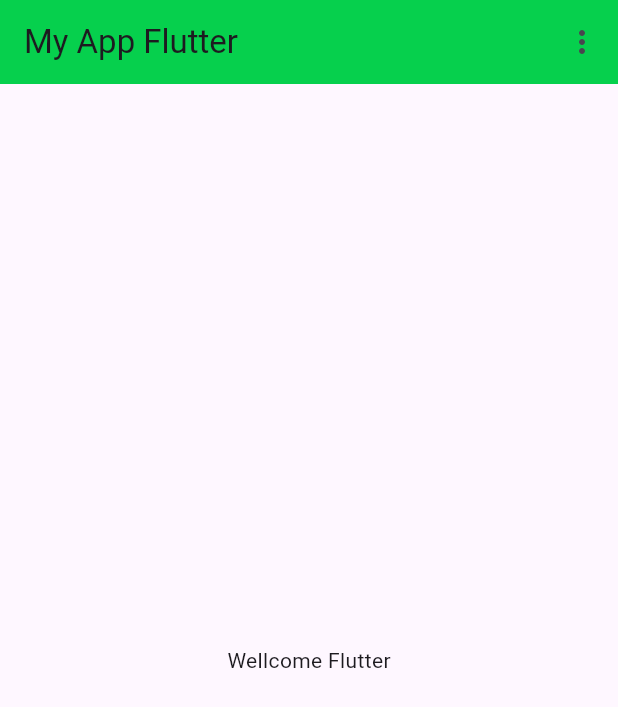
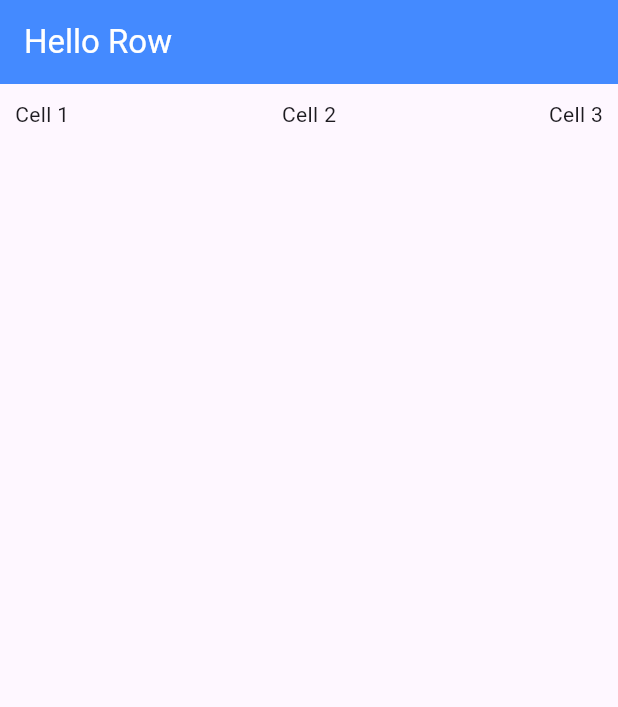
Before and after one commit to tardev35/flutter2024, a Flutter app: the screen it shows after launch, on a phone screen of 412 x 824 dp. Shown: the top 707 px of the screen. Run offline on Flutter 3.47's test engine with Material 3 defaults, Android fonts, the phone set to English and light mode, and no system bars.

Commit message:
row examole

```diff
--- a/lib/main.dart
+++ b/lib/main.dart
@@ -1,7 +1,7 @@
 import 'package:flutter/material.dart';
-
-import 'main_app.dart';
+import 'package:flutter_app_1/row_example.dart';
+// import 'main_app.dart';
 
 void main() {
-  runApp(const MainApp());
+  runApp(const RowExample());
 }
--- /dev/null
+++ b/lib/row_example.dart
@@ -0,0 +1,30 @@
+import 'package:flutter/material.dart';
+
+class RowExample extends StatelessWidget {
+  const RowExample({super.key});
+
+  @override
+  Widget build(BuildContext context) {
+    return MaterialApp(
+      debugShowCheckedModeBanner: false,
+      home: Scaffold(
+        appBar: AppBar(
+          title: const Text('Hello Row'),
+          backgroundColor: Colors.blueAccent,
+          foregroundColor: Colors.white,
+        ),
+        body: Container(
+          margin: const EdgeInsets.all(10),
+          child: const Row(
+            mainAxisAlignment: MainAxisAlignment.spaceBetween,
+            children: [
+              Text('Cell 1'),
+              Text('Cell 2'),
+              Text('Cell 3'),
+            ],
+          ),
+        ),
+      ),
+    );
+  }
+}
```
Also changed, not shown: lib/main_app.dart (+12 -2 lines).
